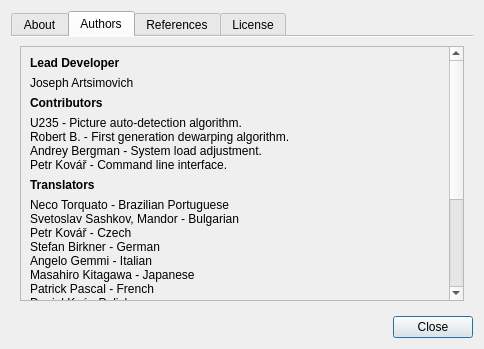
ImageProcessing-ElectronicPublications/scantailor-deviant, file ui/AboutDialog.ui: the form before one commit.
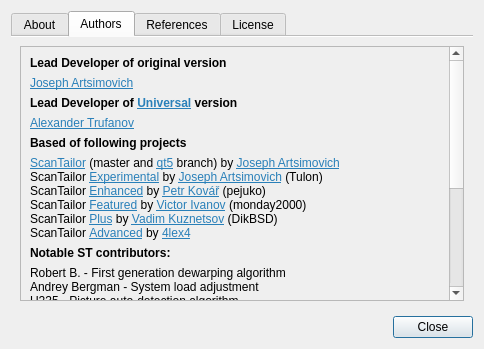
The form after the commit. The open tabs and pages were chosen to show the change. Icons and pictures are not drawn.

Commit message:
About dlg change + version bump
to 0.2.x

What changed in the file:
```diff
--- a/ui/AboutDialog.ui
+++ b/ui/AboutDialog.ui
@@ -17,7 +17,7 @@
    <item>
     <widget class="QTabWidget" name="tabWidget">
      <property name="currentIndex">
-      <number>0</number>
+      <number>1</number>
      </property>
      <property name="documentMode">
       <bool>true</bool>
@@ -127,24 +127,44 @@
             <x>0</x>
             <y>0</y>
             <width>430</width>
-            <height>422</height>
+            <height>532</height>
            </rect>
           </property>
           <layout class="QVBoxLayout" name="verticalLayout_2">
+           <item>
+            <widget class="QLabel" name="label_17">
+             <property name="font">
+              <font>
+               <weight>75</weight>
+               <bold>true</bold>
+              </font>
+             </property>
+             <property name="text">
+              <string>Lead Developer of original version</string>
+             </property>
+            </widget>
+           </item>
+           <item>
+            <widget class="QLabel" name="label_18">
+             <property name="text">
+              <string>&lt;html&gt;&lt;head/&gt;&lt;body&gt;&lt;p&gt;&lt;a href=&quot;https://github.com/Tulon&quot;&gt;&lt;span style=&quot; text-decoration: underline; color:#2980b9;&quot;&gt;Joseph Artsimovich&lt;/span&gt;&lt;/a&gt;&lt;/p&gt;&lt;/body&gt;&lt;/html&gt;</string>
+             </property>
+            </widget>
+           </item>
            <item>
             <widget class="QLabel" name="label_2">
              <property name="styleSheet">
               <string notr="true">font-weight: bold;</string>
              </property>
              <property name="text">
-              <string>Lead Developer</string>
+              <string>&lt;html&gt;&lt;head/&gt;&lt;body&gt;&lt;p&gt;Lead Developer of &lt;a href=&quot;https://github.com/trufanov-nok/scantailor&quot;&gt;&lt;span style=&quot; text-decoration: underline; color:#2980b9;&quot;&gt;Universal&lt;/span&gt;&lt;/a&gt; version&lt;/p&gt;&lt;/body&gt;&lt;/html&gt;</string>
              </property>
             </widget>
            </item>
            <item>
             <widget class="QLabel" name="label_5">
              <property name="text">
-              <string>Joseph Artsimovich</string>
+              <string>&lt;html&gt;&lt;head/&gt;&lt;body&gt;&lt;p&gt;&lt;a href=&quot;https://github.com/trufanov-nok&quot;&gt;&lt;span style=&quot; text-decoration: underline; color:#2980b9;&quot;&gt;Alexander Trufanov&lt;/span&gt;&lt;/a&gt;&lt;/p&gt;&lt;/body&gt;&lt;/html&gt;</string>
              </property>
              <property name="textInteractionFlags">
               <set>Qt::LinksAccessibleByMouse|Qt::TextSelectableByKeyboard|Qt::TextSelectableByMouse</set>
@@ -157,59 +177,60 @@
               <string notr="true">font-weight: bold;</string>
              </property>
              <property name="text">
-              <string>Contributors</string>
+              <string>Based of following projects</string>
              </property>
             </widget>
            </item>
            <item>
-            <layout class="QVBoxLayout" name="verticalLayout_5">
-             <property name="spacing">
-              <number>0</number>
+            <widget class="QLabel" name="label_9">
+             <property name="sizePolicy">
+              <sizepolicy hsizetype="Preferred" vsizetype="Minimum">
+               <horstretch>0</horstretch>
+               <verstretch>0</verstretch>
+              </sizepolicy>
              </property>
-             <property name="topMargin">
-              <number>0</number>
+             <property name="text">
+              <string>&lt;html&gt;&lt;head/&gt;&lt;body&gt;&lt;p&gt;&lt;a href=&quot;http://scantailor.org/&quot;&gt;&lt;span style=&quot; text-decoration: underline; color:#2980b9;&quot;&gt;ScanTailor&lt;/span&gt;&lt;/a&gt; (master and &lt;a href=&quot;https://github.com/scantailor/scantailor/tree/qt5&quot;&gt;&lt;span style=&quot; text-decoration: underline; color:#2980b9;&quot;&gt;qt5&lt;/span&gt;&lt;/a&gt; branch) by &lt;a href=&quot;https://github.com/Tulon&quot;&gt;&lt;span style=&quot; text-decoration: underline; color:#2980b9;&quot;&gt;Joseph Artsimovich&lt;/span&gt;&lt;/a&gt;&lt;br/&gt;ScanTailor &lt;a href=&quot;https://github.com/Tulon/scantailor/tree/experimental&quot;&gt;&lt;span style=&quot; text-decoration: underline; color:#2980b9;&quot;&gt;Experimental&lt;/span&gt;&lt;/a&gt; by &lt;a href=&quot;https://github.com/Tulon&quot;&gt;&lt;span style=&quot; text-decoration: underline; color:#2980b9;&quot;&gt;Joseph Artsimovich&lt;/span&gt;&lt;/a&gt; (Tulon)&lt;br/&gt;ScanTailor &lt;a href=&quot;https://github.com/scantailor/scantailor/tree/enhanced&quot;&gt;&lt;span style=&quot; text-decoration: underline; color:#2980b9;&quot;&gt;Enhanced&lt;/span&gt;&lt;/a&gt; by &lt;a href=&quot;https://github.com/pejuko&quot;&gt;&lt;span style=&quot; text-decoration: underline; color:#2980b9;&quot;&gt;Petr Kovář&lt;/span&gt;&lt;/a&gt; (pejuko)&lt;br/&gt;ScanTailor &lt;a href=&quot;https://github.com/scantailor/scantailor/tree/featured&quot;&gt;&lt;span style=&quot; text-decoration: underline; color:#2980b9;&quot;&gt;Featured&lt;/span&gt;&lt;/a&gt; by &lt;a href=&quot;http://djvu-soft.narod.ru/&quot;&gt;&lt;span style=&quot; text-decoration: underline; color:#2980b9;&quot;&gt;Victor Ivanov&lt;/span&gt;&lt;/a&gt; (monday2000)&lt;br/&gt;ScanTailor &lt;a href=&quot;https://github.com/scantailor/scantailor/tree/plus&quot;&gt;&lt;span style=&quot; text-decoration: underline; color:#2980b9;&quot;&gt;Plus&lt;/span&gt;&lt;/a&gt; by &lt;a href=&quot;https://github.com/DikBSD&quot;&gt;&lt;span style=&quot; text-decoration: underline; color:#2980b9;&quot;&gt;Vadim Kuznetsov&lt;/span&gt;&lt;/a&gt; (DikBSD)&lt;br/&gt;ScanTailor &lt;a href=&quot;https://github.com/4lex4/scantailor-advanced&quot;&gt;&lt;span style=&quot; text-decoration: underline; color:#2980b9;&quot;&gt;Advanced&lt;/span&gt;&lt;/a&gt; by &lt;a href=&quot;https://github.com/4lex4&quot;&gt;&lt;span style=&quot; text-decoration: underline; color:#2980b9;&quot;&gt;4lex4&lt;/span&gt;&lt;/a&gt;&lt;/p&gt;&lt;/body&gt;&lt;/html&gt;</string>
              </property>
-             <item>
-              <widget class="QLabel" name="label_12">
-               <property name="text">
-                <string>U235 - Picture auto-detection algorithm.</string>
-               </property>
-               <property name="textInteractionFlags">
-                <set>Qt::LinksAccessibleByMouse|Qt::TextSelectableByKeyboard|Qt::TextSelectableByMouse</set>
-               </property>
-              </widget>
-             </item>
-             <item>
-              <widget class="QLabel" name="label_13">
-               <property name="text">
-                <string>Robert B. - First generation dewarping algorithm.</string>
-               </property>
-               <property name="textInteractionFlags">
-                <set>Qt::LinksAccessibleByMouse|Qt::TextSelectableByKeyboard|Qt::TextSelectableByMouse</set>
-               </property>
-              </widget>
-             </item>
-             <item>
-              <widget class="QLabel" name="label_14">
-               <property name="text">
-                <string>Andrey Bergman - System load adjustment.</string>
-               </property>
-               <property name="textInteractionFlags">
-                <set>Qt::LinksAccessibleByMouse|Qt::TextSelectableByKeyboard|Qt::TextSelectableByMouse</set>
-               </property>
-              </widget>
-             </item>
-             <item>
-              <widget class="QLabel" name="label_15">
-               <property name="text">
-                <string>Petr Kovář - Command line interface.</string>
-               </property>
-               <property name="textInteractionFlags">
-                <set>Qt::LinksAccessibleByMouse|Qt::TextSelectableByKeyboard|Qt::TextSelectableByMouse</set>
-               </property>
-              </widget>
-             </item>
-            </layout>
+             <property name="textFormat">
+              <enum>Qt::RichText</enum>
+             </property>
+             <property name="alignment">
+              <set>Qt::AlignLeading|Qt::AlignLeft|Qt::AlignTop</set>
+             </property>
+             <property name="wordWrap">
+              <bool>true</bool>
+             </property>
+             <property name="openExternalLinks">
+              <bool>true</bool>
+             </property>
+             <property name="textInteractionFlags">
+              <set>Qt::LinksAccessibleByMouse|Qt::TextSelectableByKeyboard|Qt::TextSelectableByMouse</set>
+             </property>
+            </widget>
+           </item>
+           <item>
+            <widget class="QLabel" name="label_11">
+             <property name="font">
+              <font>
+               <weight>75</weight>
+               <bold>true</bold>
+              </font>
+             </property>
+             <property name="text">
+              <string>Notable ST contributors:</string>
+             </property>
+            </widget>
+           </item>
+           <item>
+            <widget class="QLabel" name="label_13">
+             <property name="text">
+              <string>&lt;html&gt;&lt;head/&gt;&lt;body&gt;Robert B. - First generation dewarping algorithm&lt;br&gt;Andrey Bergman - System load adjustment&lt;br&gt;U235 - Picture auto-detection algorithm&lt;br&gt;Petr Kovář - Command line interface&lt;/body&gt;&lt;/html&gt;</string>
+             </property>
+             <property name="textInteractionFlags">
+              <set>Qt::LinksAccessibleByMouse|Qt::TextSelectableByKeyboard|Qt::TextSelectableByMouse</set>
+             </property>
+            </widget>
            </item>
            <item>
             <widget class="QLabel" name="label_7">
@@ -222,149 +243,12 @@
             </widget>
            </item>
            <item>
-            <layout class="QVBoxLayout" name="verticalLayout_6">
-             <property name="spacing">
-              <number>0</number>
-             </property>
-             <property name="bottomMargin">
-              <number>0</number>
-             </property>
-             <item>
-              <widget class="QLabel" name="label_11">
-               <property name="text">
-                <string>Neco Torquato - Brazilian Portuguese</string>
-               </property>
-               <property name="textInteractionFlags">
-                <set>Qt::LinksAccessibleByMouse|Qt::TextSelectableByKeyboard|Qt::TextSelectableByMouse</set>
-               </property>
-              </widget>
-             </item>
-             <item>
-              <widget class="QLabel" name="label_9">
-               <property name="text">
-                <string>Svetoslav Sashkov, Mandor - Bulgarian</string>
-               </property>
-               <property name="textInteractionFlags">
-                <set>Qt::LinksAccessibleByMouse|Qt::TextSelectableByKeyboard|Qt::TextSelectableByMouse</set>
-               </property>
-              </widget>
-             </item>
-             <item>
-              <widget class="QLabel" name="label_16">
-               <property name="text">
-                <string>Petr Kovář - Czech</string>
-               </property>
-               <property name="textInteractionFlags">
-                <set>Qt::LinksAccessibleByMouse|Qt::TextSelectableByKeyboard|Qt::TextSelectableByMouse</set>
-               </property>
-              </widget>
-             </item>
-             <item>
-              <widget class="QLabel" name="label_17">
-               <property name="text">
-                <string>Stefan Birkner - German</string>
-               </property>
-               <property name="textInteractionFlags">
-                <set>Qt::LinksAccessibleByMouse|Qt::TextSelectableByKeyboard|Qt::TextSelectableByMouse</set>
-               </property>
-              </widget>
-             </item>
-             <item>
-              <widget class="QLabel" name="label_18">
-               <property name="text">
-                <string>Angelo Gemmi - Italian</string>
-               </property>
-               <property name="textInteractionFlags">
-                <set>Qt::LinksAccessibleByMouse|Qt::TextSelectableByKeyboard|Qt::TextSelectableByMouse</set>
-               </property>
-              </widget>
-             </item>
-             <item>
-              <widget class="QLabel" name="label_19">
-               <property name="text">
-                <string>Masahiro Kitagawa - Japanese</string>
-               </property>
-               <property name="textInteractionFlags">
-                <set>Qt::LinksAccessibleByMouse|Qt::TextSelectableByKeyboard|Qt::TextSelectableByMouse</set>
-               </property>
-              </widget>
-             </item>
-             <item>
-              <widget class="QLabel" name="label_20">
-               <property name="text">
-                <string>Patrick Pascal - French</string>
-               </property>
-               <property name="textInteractionFlags">
-                <set>Qt::LinksAccessibleByMouse|Qt::TextSelectableByKeyboard|Qt::TextSelectableByMouse</set>
-               </property>
-              </widget>
-             </item>
-             <item>
-              <widget class="QLabel" name="label_21">
-               <property name="text">
-                <string>Daniel Koć - Polish</string>
-               </property>
-               <property name="textInteractionFlags">
-                <set>Qt::LinksAccessibleByMouse|Qt::TextSelectableByKeyboard|Qt::TextSelectableByMouse</set>
-               </property>
-              </widget>
-             </item>
-             <item>
-              <widget class="QLabel" name="label_22">
-               <property name="text">
-                <string>Joseph Artsimovich - Russian</string>
-               </property>
-               <property name="textInteractionFlags">
-                <set>Qt::LinksAccessibleByMouse|Qt::TextSelectableByKeyboard|Qt::TextSelectableByMouse</set>
-               </property>
-              </widget>
-             </item>
-             <item>
-              <widget class="QLabel" name="label_23">
-               <property name="text">
-                <string>Marián Hvolka - Slovak</string>
-               </property>
-               <property name="textInteractionFlags">
-                <set>Qt::LinksAccessibleByMouse|Qt::TextSelectableByKeyboard|Qt::TextSelectableByMouse</set>
-               </property>
-              </widget>
-             </item>
-             <item>
-              <widget class="QLabel" name="label_27">
-               <property name="text">
-                <string>Flavio Benelli - Spanish</string>
-               </property>
-               <property name="textInteractionFlags">
-                <set>Qt::LinksAccessibleByMouse|Qt::TextSelectableByKeyboard|Qt::TextSelectableByMouse</set>
-               </property>
-              </widget>
-             </item>
-             <item>
-              <widget class="QLabel" name="label_24">
-               <property name="text">
-                <string>Davidson Wang - Traditional Chinese</string>
-               </property>
-               <property name="textInteractionFlags">
-                <set>Qt::LinksAccessibleByMouse|Qt::TextSelectableByKeyboard|Qt::TextSelectableByMouse</set>
-               </property>
-              </widget>
-             </item>
-             <item>
-              <widget class="QLabel" name="label_28">
-               <property name="text">
-                <string>Yuri Chornoivan - Ukrainian</string>
-               </property>
-               <property name="textInteractionFlags">
-                <set>Qt::LinksAccessibleByMouse|Qt::TextSelectableByKeyboard|Qt::TextSelectableByMouse</set>
-               </property>
-              </widget>
-             </item>
-            </layout>
-           </item>
-           <item>
-            <widget class="QLabel" name="label_10">
-             <property name="styleSheet">
-              <string notr="true">font-weight: bold;</string>
+            <widget class="QLabel" name="label_16">
+             <property name="font">
+              <font>
+               <weight>75</weight>
+               <bold>true</bold>
+              </font>
              </property>
              <property name="text">
               <string>Documentation</string>
@@ -372,44 +256,24 @@
             </widget>
            </item>
            <item>
-            <layout class="QVBoxLayout" name="verticalLayout_7">
-             <property name="spacing">
-              <number>0</number>
+            <widget class="QLabel" name="label_10">
+             <property name="styleSheet">
+              <string notr="true">font-weight: bold;</string>
              </property>
-             <property name="bottomMargin">
-              <number>0</number>
+             <property name="text">
+              <string>ST documentation</string>
              </property>
-             <item>
-              <widget class="QLabel" name="label_8">
-               <property name="text">
-                <string>denver 22</string>
-               </property>
-               <property name="textInteractionFlags">
-                <set>Qt::LinksAccessibleByMouse|Qt::TextSelectableByKeyboard|Qt::TextSelectableByMouse</set>
-               </property>
-              </widget>
-             </item>
-             <item>
-              <widget class="QLabel" name="label_25">
-               <property name="text">
-                <string notr="true">phaedrus</string>
-               </property>
-               <property name="textInteractionFlags">
-                <set>Qt::LinksAccessibleByMouse|Qt::TextSelectableByKeyboard|Qt::TextSelectableByMouse</set>
-               </property>
-              </widget>
-             </item>
-             <item>
-              <widget class="QLabel" name="label_26">
-               <property name="text">
-                <string notr="true">Taxman</string>
-               </property>
-               <property name="textInteractionFlags">
-                <set>Qt::LinksAccessibleByMouse|Qt::TextSelectableByKeyboard|Qt::TextSelectableByMouse</set>
-               </property>
-              </widget>
-             </item>
-            </layout>
+            </widget>
+           </item>
+           <item>
+            <widget class="QLabel" name="label_25">
+             <property name="text">
+              <string notr="true">&lt;html&gt;&lt;head/&gt;&lt;body&gt;phaedrus&lt;br&gt;denver 22&lt;br&gt;Taxman&lt;br&gt;&lt;/body&gt;&lt;/html&gt;</string>
+             </property>
+             <property name="textInteractionFlags">
+              <set>Qt::LinksAccessibleByMouse|Qt::TextSelectableByKeyboard|Qt::TextSelectableByMouse</set>
+             </property>
+            </widget>
            </item>
            <item>
             <spacer name="verticalSpacer_2">
@@ -446,7 +310,7 @@
             <x>0</x>
             <y>0</y>
             <width>430</width>
-            <height>1114</height>
+            <height>1436</height>
            </rect>
           </property>
           <layout class="QVBoxLayout" name="verticalLayout_8">
```
Left out of the diff: 1 changed line with no effect on the pictures. The commit also changes 2 other files.
